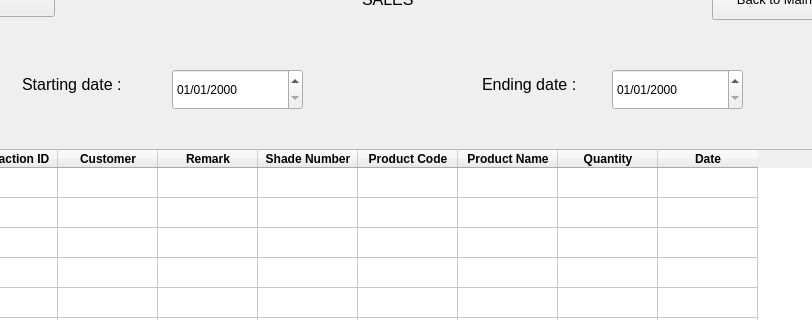
Above: UI/sales_view_by_custom.ui from nilay1221/Inventory_Management before the change; both pictures show x 128 to 940 and y 81 to 401 of the 1180 by 834 pixel window. Below: the same form after it.
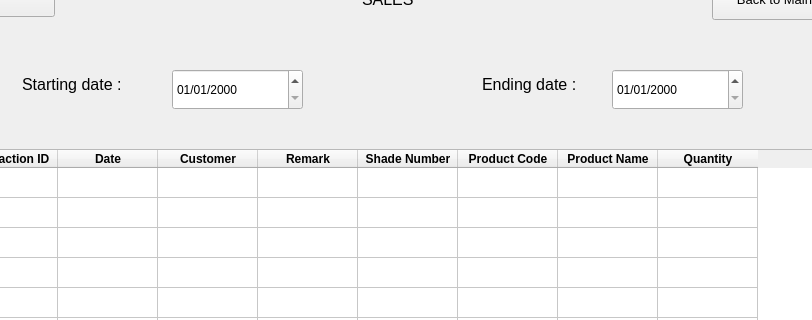
That is the form after the change.

```diff
--- a/UI/sales_view_by_custom.ui
+++ b/UI/sales_view_by_custom.ui
@@ -140,6 +140,17 @@
       </font>
      </property>
     </column>
+    <column>
+     <property name="text">
+      <string>Date</string>
+     </property>
+     <property name="font">
+      <font>
+       <weight>75</weight>
+       <bold>true</bold>
+      </font>
+     </property>
+    </column>
     <column>
      <property name="text">
       <string>Customer</string>
@@ -206,26 +217,15 @@
       </font>
      </property>
     </column>
-    <column>
+    <item row="0" column="6">
      <property name="text">
-      <string>Date</string>
-     </property>
-     <property name="font">
-      <font>
-       <weight>75</weight>
-       <bold>true</bold>
-      </font>
-     </property>
-    </column>
-    <item row="0" column="5">
-     <property name="text">
       <string/>
      </property>
      <property name="flags">
       <set>ItemIsSelectable|ItemIsDragEnabled|ItemIsEnabled</set>
      </property>
     </item>
-    <item row="1" column="5">
+    <item row="1" column="6">
      <property name="text">
       <string/>
      </property>
@@ -233,7 +233,7 @@
       <set>ItemIsSelectable|ItemIsDragEnabled|ItemIsEnabled</set>
      </property>
     </item>
-    <item row="2" column="5">
+    <item row="2" column="6">
      <property name="text">
       <string/>
      </property>
@@ -241,7 +241,7 @@
       <set>ItemIsSelectable|ItemIsDragEnabled|ItemIsEnabled</set>
      </property>
     </item>
-    <item row="3" column="5">
+    <item row="3" column="6">
      <property name="text">
       <string/>
      </property>
@@ -249,7 +249,7 @@
       <set>ItemIsSelectable|ItemIsDragEnabled|ItemIsEnabled</set>
      </property>
     </item>
-    <item row="4" column="5">
+    <item row="4" column="6">
      <property name="text">
       <string/>
      </property>
@@ -257,7 +257,7 @@
       <set>ItemIsSelectable|ItemIsDragEnabled|ItemIsEnabled</set>
      </property>
     </item>
-    <item row="5" column="5">
+    <item row="5" column="6">
      <property name="text">
       <string/>
      </property>
@@ -265,7 +265,7 @@
       <set>ItemIsSelectable|ItemIsDragEnabled|ItemIsEnabled</set>
      </property>
     </item>
-    <item row="6" column="5">
+    <item row="6" column="6">
      <property name="text">
       <string/>
      </property>
@@ -273,7 +273,7 @@
       <set>ItemIsSelectable|ItemIsDragEnabled|ItemIsEnabled</set>
      </property>
     </item>
-    <item row="7" column="5">
+    <item row="7" column="6">
      <property name="text">
       <string/>
      </property>
```
